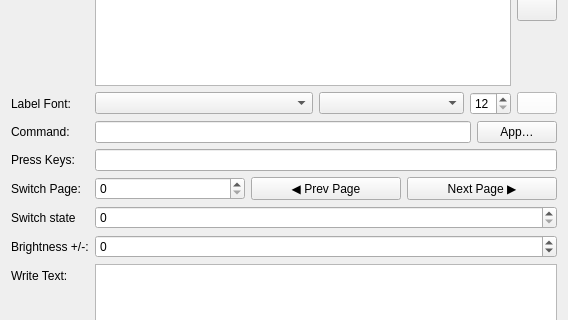
Old version of the form streamdeck_ui/button.ui in the repository KsmBl/streamdeck-linux-gui-KsmBl; both pictures show x 0 to 568 and y 242 to 562 of the 568 by 778 pixel window.
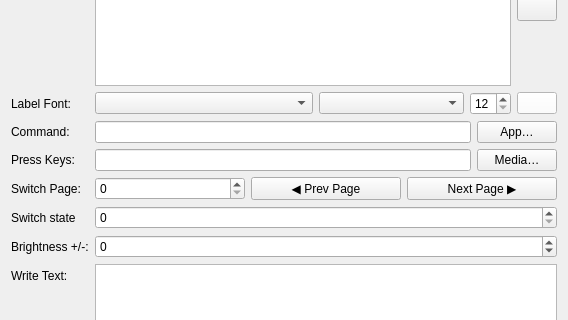
New version of the form. Icons and pictures are not drawn.

Commit message: feat: searchable/recolourable icon picker, smarter icon resolution, media presets and --daemon-status

Diff of the .ui file:
```diff
--- a/streamdeck_ui/button.ui
+++ b/streamdeck_ui/button.ui
@@ -1152,7 +1152,21 @@
     </widget>
    </item>
    <item row="7" column="1">
-    <widget class="QLineEdit" name="keys"/>
+    <layout class="QHBoxLayout" name="horizontalLayout_keys">
+     <item>
+      <widget class="QLineEdit" name="keys"/>
+     </item>
+     <item>
+      <widget class="QPushButton" name="media_keys">
+       <property name="toolTip">
+        <string>Insert a media or brightness key</string>
+       </property>
+       <property name="text">
+        <string>Media…</string>
+       </property>
+      </widget>
+     </item>
+    </layout>
    </item>
    <item row="8" column="0">
     <widget class="QLabel" name="label_8">
```
The commit also changes 7 other files.
